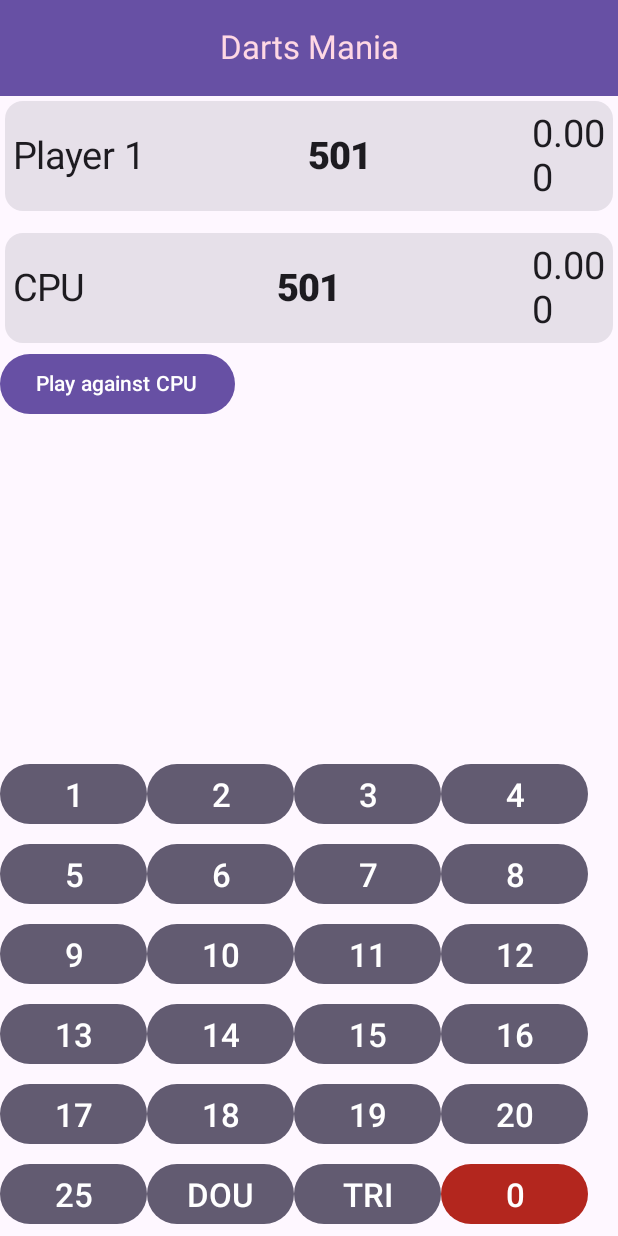
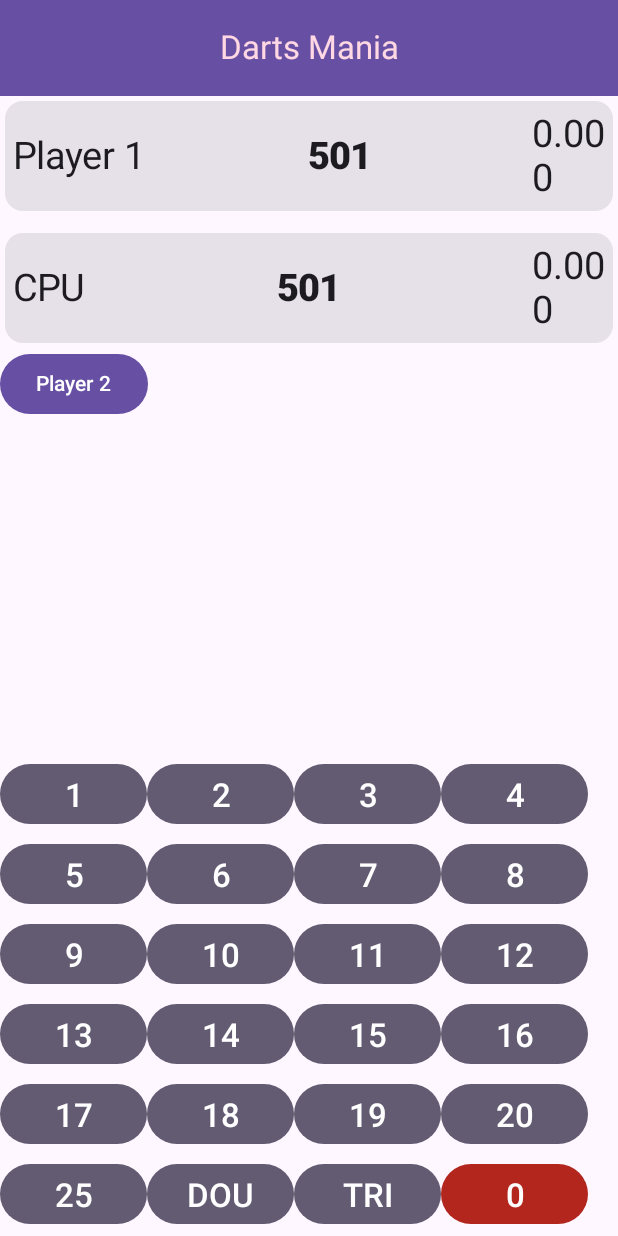
Before and after one commit to alexvujisic/DartMania, an Android app built with Jetpack Compose: the screen it shows after launch (MainActivity), after a tap on "Play against CPU", on a phone screen of 412 x 824 dp. Run offline under Robolectric (Android 15) with nearby library versions, the phone set to English and light mode, and no system bars.

Commit message:
CPU funktioniert. Animation und Design fehlen

```diff
--- a/app/src/main/java/com/example/dartmania/screens/PlayerScreen.kt
+++ b/app/src/main/java/com/example/dartmania/screens/PlayerScreen.kt
@@ -2,7 +2,6 @@ package com.example.dartmania.screens
 
 import android.annotation.SuppressLint
 import androidx.compose.foundation.layout.Column
-import androidx.compose.foundation.layout.Row
 import androidx.compose.foundation.layout.Spacer
 import androidx.compose.foundation.layout.height
 import androidx.compose.foundation.layout.padding
@@ -71,14 +70,13 @@ fun PlayerScreen(
             Button(onClick = {
                 viewModel.toggleCpuPlayer()
             }) {
-                Text(text = "Play against CPU")
+                Text(text = if(!playerTwo.isCpuPlayer) "Play against CPU" else "Player 2")
             }
-            if(currentPlayer == 2 && playerTwo.isCpuPlayer){
-                Row {
-                    Text (text = "" + cpuDarts)
-                }
-                viewModel.cpuThrowDarts()
-            }else {
+            DartsPointsRow(
+                visible = playerTwo.isCpuPlayer,
+                darts = cpuDarts
+            )
+            if(currentPlayer == 1 || (!playerTwo.isCpuPlayer && currentPlayer == 2)){
                 PointButtons { value ->
                     when (value) {
                         "DOU" -> viewModel.setMultiplier(2)
--- a/app/src/main/java/com/example/dartmania/screens/ScreenComponents.kt
+++ b/app/src/main/java/com/example/dartmania/screens/ScreenComponents.kt
@@ -211,3 +211,60 @@ fun PlayerStats(
         }
     }
 }
+
+@Composable
+fun DartsPointsRow(
+    visible: Boolean,
+    darts: ArrayList<String>
+) {
+    if (visible) {
+        darts.forEach{dart ->
+            Text(dart, style = MaterialTheme.typography.labelLarge)
+        }
+        /*
+        Column(
+            modifier = Modifier
+                .padding(16.dp)
+                .fillMaxWidth()
+        ) {
+            // Headline with three columns
+            Row(
+                modifier = Modifier.fillMaxWidth(),
+                verticalAlignment = Alignment.CenterVertically
+            ) {
+                Text("1. Wurf", style = MaterialTheme.typography.labelLarge)
+                Spacer(modifier = Modifier.weight(1f))
+                Text("2. Wurf", style = MaterialTheme.typography.labelLarge)
+                Spacer(modifier = Modifier.weight(1f))
+                Text("3. Wurf", style = MaterialTheme.typography.labelLarge)
+            }
+
+            // Scrollable list of rows with text fields
+            LazyColumn(
+                modifier = Modifier
+                    .fillMaxWidth()
+                    .height(200.dp)
+
+            ) {
+                items(darts.size) { index ->
+                    Row(
+                        modifier = Modifier
+                            .fillMaxWidth()
+                            .padding(vertical = 8.dp)
+                    ) {
+                        repeat(3) { columnIndex ->
+                            BasicTextField(
+                                value = TextFieldValue("Row ${index + 1}, Column ${columnIndex + 1}"),
+                                onValueChange = { /* Nothing to change here */ },
+                                modifier = Modifier
+                                    .weight(1f)
+                                    .padding(horizontal = 4.dp)
+                                    .heightIn(min = 48.dp)
+                            )
+                        }
+                    }
+                }
+            }
+        }*/
+    }
+}
--- a/app/src/main/java/com/example/dartmania/viewmodels/PlayerViewModel.kt
+++ b/app/src/main/java/com/example/dartmania/viewmodels/PlayerViewModel.kt
@@ -29,7 +29,7 @@ class PlayerViewModel : ViewModel() {
     private var currentMultiplier = 1
 
     private lateinit var cpuPlayer: CPUPlayer
-    var cpuDarts: MutableStateFlow<String> = MutableStateFlow("")
+    var cpuDarts: MutableStateFlow<ArrayList<String>> = MutableStateFlow(ArrayList())
 
     fun setMultiplier(multiplier: Int) {
         currentMultiplier = multiplier
@@ -95,6 +95,9 @@ class PlayerViewModel : ViewModel() {
 
     private fun switchPlayer() {
         _currentPlayer.value = if (_currentPlayer.value == 1) 2 else 1
+        if (_currentPlayer.value == 2 && _playerTwo.value.isCpuPlayer){
+            cpuThrowDarts()
+        }
     }
 
     private fun canRemovePoints(pointsRemain: Int, finalPoints: Int): Boolean {
@@ -120,18 +123,39 @@ class PlayerViewModel : ViewModel() {
 
 
     fun toggleCpuPlayer() {
-        _playerTwo.value.isCpuPlayer = !_playerTwo.value.isCpuPlayer
+        _rounds.value = 0
+        _currentPlayer.value = 1
+        _playerOne.value = Player(name = "Player 1")
+        _playerTwo.update {
+            it.copy(
+                cpu = !it.cpu,
+                pointsRemain = 501,
+                totalPoints = 0,
+                throwsCount = 0,
+                multiplier = 1,
+                isDouActive = false,
+                isTriActive = false,
+                checkOutRate = 0.0
+            )
+        }
     }
 
     fun cpuThrowDarts() {
-        cpuDarts.value = ""
+        cpuDarts.value = ArrayList()
         if (_playerTwo.value.isCpuPlayer){
             cpuPlayer = CPUPlayer { value, multiplier ->
                 setMultiplier(multiplier)
                 removePointsFromRemaining(value)
-                cpuDarts.value += "$value "
+                when (multiplier) {
+                    1 -> cpuDarts.value.add(value.toString())
+                    2 -> cpuDarts.value.add("DOU " + value.toString())
+                    3 -> cpuDarts.value.add("TRI " + value.toString())
+                    else -> println("ERROR")
+                }
             }
             cpuPlayer.startGeneratingValues()
+        }else{
+            cpuPlayer.stopGeneratingValues()
         }
     }
 }
```
